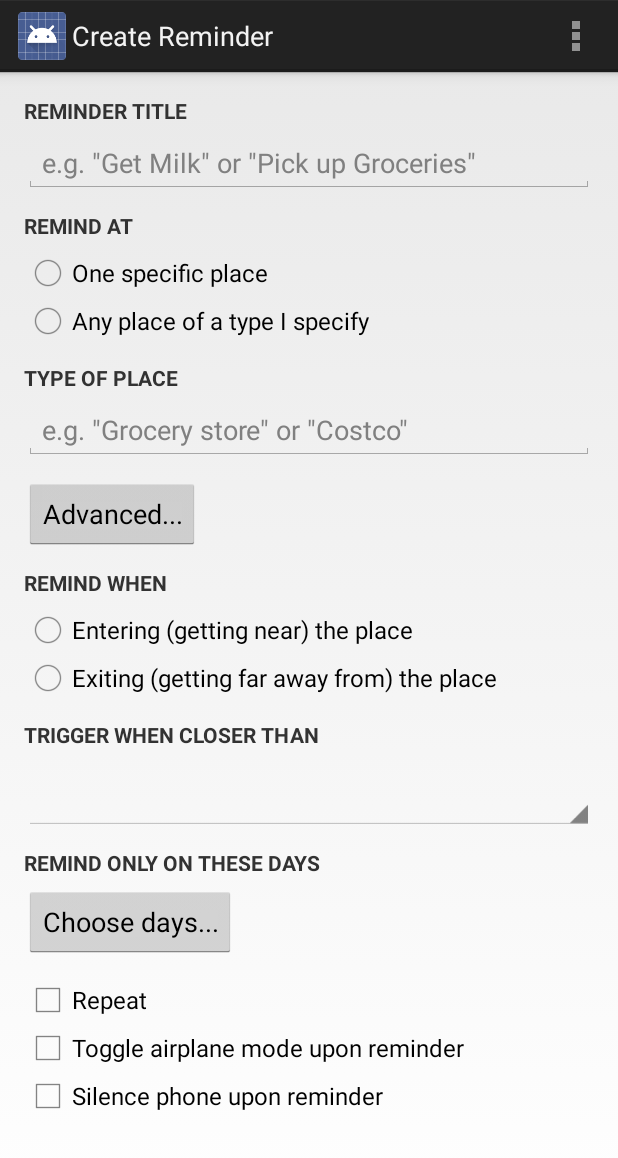
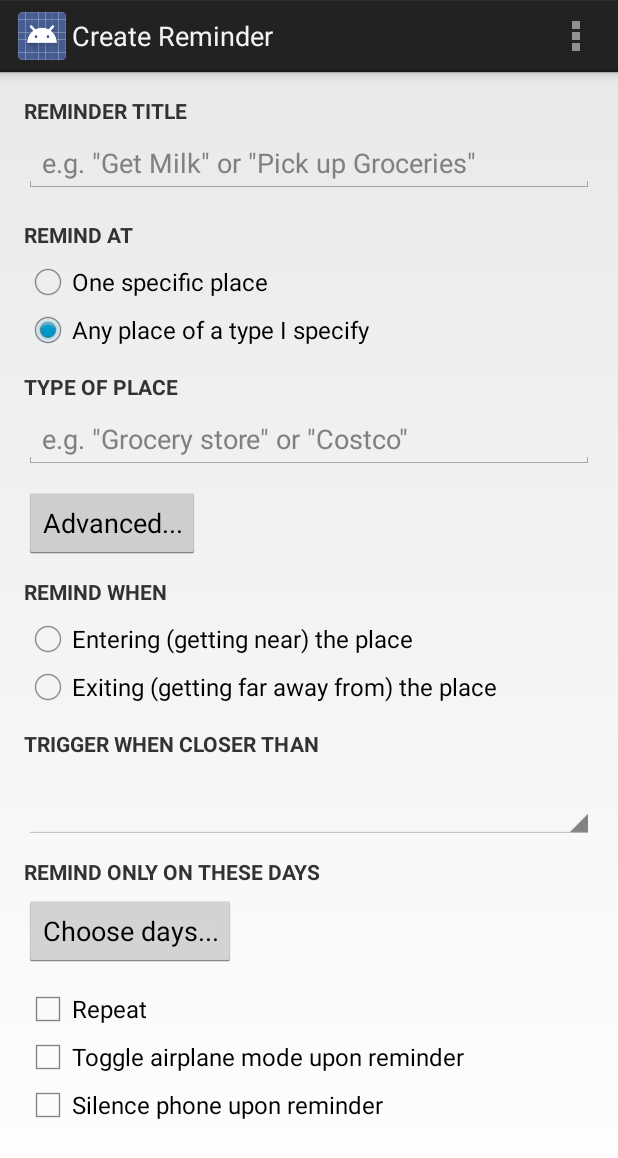
Before and after one commit to patil215/geobells, an Android app: the CreateReminderActivity screen opened directly, with no data from a screen before it, in the options menu, after a tap on "Settings", on a phone screen of 412 x 824 dp. Shown: the top 1158 px of the screen. Run offline under Robolectric (Android 15) with nearby library versions, the phone set to English and light mode, and no system bars.

Commit message:
Showing/hiding of elements on create screen

```diff
--- a/app/src/main/java/com/patil/geobells/lite/CreateReminderActivity.java
+++ b/app/src/main/java/com/patil/geobells/lite/CreateReminderActivity.java
@@ -5,17 +5,83 @@ import android.os.Bundle;
 import android.view.Menu;
 import android.view.MenuItem;
 import android.view.View;
-
-import com.patil.geobells.lite.R;
+import android.widget.Button;
+import android.widget.CheckBox;
+import android.widget.EditText;
+import android.widget.RadioButton;
+import android.widget.RelativeLayout;
+import android.widget.Spinner;
+import android.widget.TextView;
 
 public class CreateReminderActivity extends Activity {
+
+    EditText titleBox;
+    RadioButton specificRadioButton;
+    RadioButton dynamicRadioButton;
+    EditText businessBox;
+    EditText addressBox;
+    RadioButton enterRadioButton;
+    RadioButton exitRadioButton;
+    Spinner proximitySpinner;
+    CheckBox repeatCheckBox;
+    CheckBox airplaneCheckBox;
+    CheckBox silenceCheckBox;
+    TextView proximityPrompt;
+    RelativeLayout specificLayout;
+    RelativeLayout dynamicLayout;
+    RelativeLayout advancedLayout;
+    Button advancedButton;
+
 
     @Override
     protected void onCreate(Bundle savedInstanceState) {
         super.onCreate(savedInstanceState);
         setContentView(R.layout.activity_create_reminder);
+        setupViews();
     }
 
+    public void setupViews() {
+        titleBox = (EditText) findViewById(R.id.reminder_title);
+        specificRadioButton = (RadioButton) findViewById(R.id.radiobutton_reminder_type_specific);
+        dynamicRadioButton = (RadioButton) findViewById(R.id.radiobutton_reminder_type_dynamic);
+        businessBox = (EditText) findViewById(R.id.reminder_business);
+        addressBox = (EditText) findViewById(R.id.reminder_address);
+        enterRadioButton = (RadioButton) findViewById(R.id.radiobutton_reminder_transition_enter);
+        exitRadioButton = (RadioButton) findViewById(R.id.radiobutton_reminder_transition_exit);
+        proximitySpinner = (Spinner) findViewById(R.id.spinner_reminder_proximity);
+        repeatCheckBox = (CheckBox) findViewById(R.id.checkbox_reminder_repeat);
+        airplaneCheckBox = (CheckBox) findViewById(R.id.checkbox_reminder_airplane);
+        silenceCheckBox = (CheckBox) findViewById(R.id.checkbox_reminder_silence);
+        proximityPrompt = (TextView) findViewById(R.id.prompt_reminder_proximity);
+        specificLayout = (RelativeLayout) findViewById(R.id.layout_reminder_specific);
+        dynamicLayout = (RelativeLayout) findViewById(R.id.layout_reminder_dynamic);
+        advancedLayout = (RelativeLayout) findViewById(R.id.layout_advanced_options);
+        advancedButton = (Button) findViewById(R.id.button_advanced_options);
+    }
+
+    public void onTypeSpecificClick(View v) {
+        dynamicLayout.setVisibility(View.GONE);
+        specificLayout.setVisibility(View.VISIBLE);
+        advancedButton.setVisibility(View.VISIBLE);
+    }
+
+    public void onTypeDynamicClick(View v) {
+        specificLayout.setVisibility(View.GONE);
+        dynamicLayout.setVisibility(View.VISIBLE);
+        advancedButton.setVisibility(View.VISIBLE);
+    }
+
+    public void onAdvancedOptionsClick(View v) {
+        if(advancedLayout.getVisibility() == View.VISIBLE) {
+            advancedLayout.setVisibility(View.GONE);
+        } else {
+            advancedLayout.setVisibility(View.VISIBLE);
+        }
+    }
+
+    public void onChooseDaysClick(View v) {
+
+    }
 
     @Override
     public boolean onCreateOptionsMenu(Menu menu) {
@@ -26,21 +92,9 @@ public class CreateReminderActivity extends Activity {
 
     @Override
     public boolean onOptionsItemSelected(MenuItem item) {
-        // Handle action bar item clicks here. The action bar will
-        // automatically handle clicks on the Home/Up button, so long
-        // as you specify a parent activity in AndroidManifest.xml.
-        int id = item.getItemId();
-        if (id == R.id.action_settings) {
-            return true;
+        switch(item.getItemId()) {
+
         }
         return super.onOptionsItemSelected(item);
     }
-
-    public void onAdvancedOptionsClick(View v) {
-
-    }
-
-    public void onChooseDaysClick(View v) {
-
-    }
 }
--- a/app/src/main/java/com/patil/geobells/lite/utils/Config.java
+++ b/app/src/main/java/com/patil/geobells/lite/utils/Config.java
@@ -1,5 +1,5 @@
 package com.patil.geobells.lite.utils;
 
 public class Config {
-
+    public static final boolean IS_LITE_VERSION = true;
 }
--- a/app/src/main/res/layout/activity_create_reminder.xml
+++ b/app/src/main/res/layout/activity_create_reminder.xml
@@ -42,7 +42,7 @@
                 android:layout_height="wrap_content"
                 android:layout_below="@id/reminder_title"
                 android:paddingBottom="6dp"
-                android:paddingTop="12dp"
+                android:paddingTop="18dp"
                 android:text="@string/prompt_reminder_type"
                 android:textAllCaps="true"
                 android:textSize="14sp"
@@ -58,12 +58,14 @@
                     android:id="@+id/radiobutton_reminder_type_specific"
                     android:layout_width="match_parent"
                     android:layout_height="wrap_content"
+                    android:onClick="onTypeSpecificClick"
                     android:text="@string/reminder_type_specific" />
 
                 <RadioButton
                     android:id="@+id/radiobutton_reminder_type_dynamic"
                     android:layout_width="match_parent"
                     android:layout_height="wrap_content"
+                    android:onClick="onTypeDynamicClick"
                     android:text="@string/reminder_type_dynamic" />
             </RadioGroup>
 
@@ -79,7 +81,7 @@
                     android:layout_width="match_parent"
                     android:layout_height="wrap_content"
                     android:paddingBottom="6dp"
-                    android:paddingTop="12dp"
+                    android:paddingTop="18dp"
                     android:text="@string/prompt_reminder_address"
                     android:textAllCaps="true"
                     android:textSize="14sp"
@@ -98,6 +100,7 @@
                 android:id="@+id/layout_reminder_dynamic"
                 android:layout_width="match_parent"
                 android:layout_height="wrap_content"
+                android:visibility="gone"
                 android:layout_below="@id/radiobutton_group_reminder_type">
 
                 <TextView
@@ -129,11 +132,13 @@
             android:layout_marginTop="12dp"
             android:layout_below="@id/layout_basic_options"
             android:onClick="onAdvancedOptionsClick"
+            android:visibility="gone"
             android:text="@string/button_advanced_options" />
 
         <RelativeLayout
             android:id="@+id/layout_advanced_options"
             android:layout_width="match_parent"
+            android:visibility="gone"
             android:layout_height="match_parent"
             android:layout_below="@id/button_advanced_options">
 
```
